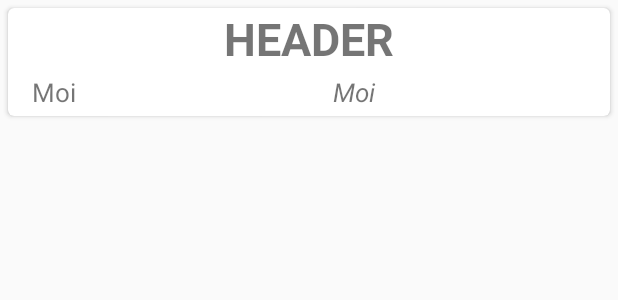
After one commit to ruathudo/FinnishVerbix, an Android app: the layout favorite_list_item.xml on its own in the app's theme, with its tools: preview values and no code run, on a phone screen of 412 x 824 dp. The commit adds this screen. Shown: the top 300 px of the screen. Run offline under Robolectric (Android 15) with nearby library versions, the phone set to English and light mode, and no system bars.

Commit message:
Finish Favorite Fragment List View

```diff
--- /dev/null
+++ b/app/src/main/res/layout/favorite_list_item.xml
@@ -0,0 +1,58 @@
+<?xml version="1.0" encoding="utf-8"?>
+<LinearLayout xmlns:android="http://schemas.android.com/apk/res/android"
+    android:orientation="vertical" android:layout_width="match_parent"
+    android:layout_height="match_parent"
+    xmlns:card_view="http://schemas.android.com/apk/res-auto">
+    <android.support.v7.widget.CardView
+        android:layout_width="match_parent"
+        android:layout_height="72dp"
+        android:layout_margin="5dp"
+        android:id="@+id/card_view_search"
+        card_view:cardCornerRadius="4dp" >
+        <RelativeLayout
+            android:layout_width="fill_parent"
+            android:layout_height="fill_parent"
+
+            >
+            <TextView
+                android:layout_width="fill_parent"
+                android:layout_height="wrap_content"
+                android:text="HEADER"
+                android:textSize="30dp"
+                android:id="@+id/textViewListHeader"
+                android:gravity="center_vertical|center_horizontal"
+                android:textStyle="bold" />
+            <LinearLayout
+                android:layout_width="fill_parent"
+                android:layout_height="fill_parent"
+                android:orientation="horizontal"
+                android:layout_below="@id/textViewListHeader">
+                <TextView
+                    android:layout_width="fill_parent"
+                    android:layout_height="fill_parent"
+                    android:id="@+id/textViewListMeaning"
+                    android:layout_weight="1"
+                    android:text="Moi"
+                    android:paddingLeft="16dp"
+                    android:textSize="17dp"
+                    android:gravity="center_vertical"
+                    />
+                <TextView
+                    android:layout_width="fill_parent"
+                    android:layout_height="fill_parent"
+                    android:id="@+id/textViewListVerbType"
+                    android:layout_weight="1"
+                    android:paddingLeft="16dp"
+                    android:textSize="17dp"
+                    android:gravity="center_vertical"
+                    android:text="Moi"
+                    android:textStyle="italic" />
+            </LinearLayout>
+
+        </RelativeLayout>
+
+
+
+
+    </android.support.v7.widget.CardView>
+</LinearLayout>
```
Also changed, not shown: app/src/main/java/com/finnishverbix/FavoriteFragment/WordItem.java (added, +128 -0 lines), app/src/main/java/com/finnishverbix/FavoriteFragment/WordListAdapter.java (added, +57 -0 lines), app/src/main/java/com/finnishverbix/Fragment/FavoriteFragment.java (+45 -3 lines), app/src/main/res/layout/fragment_favorite.xml (+8 -4 lines).
